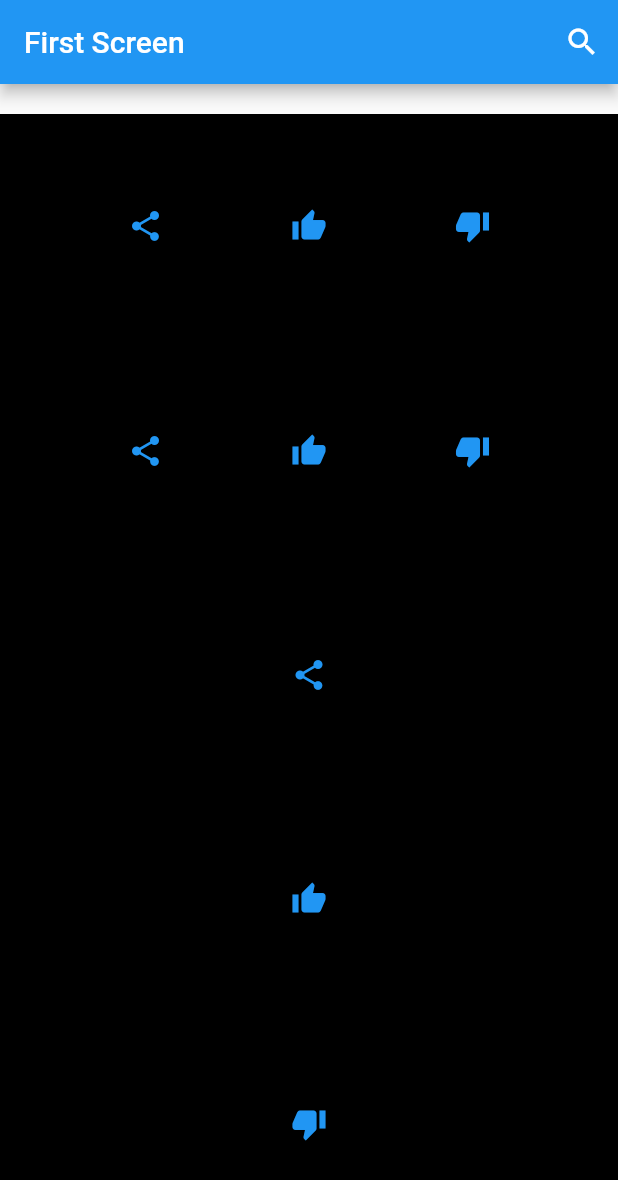
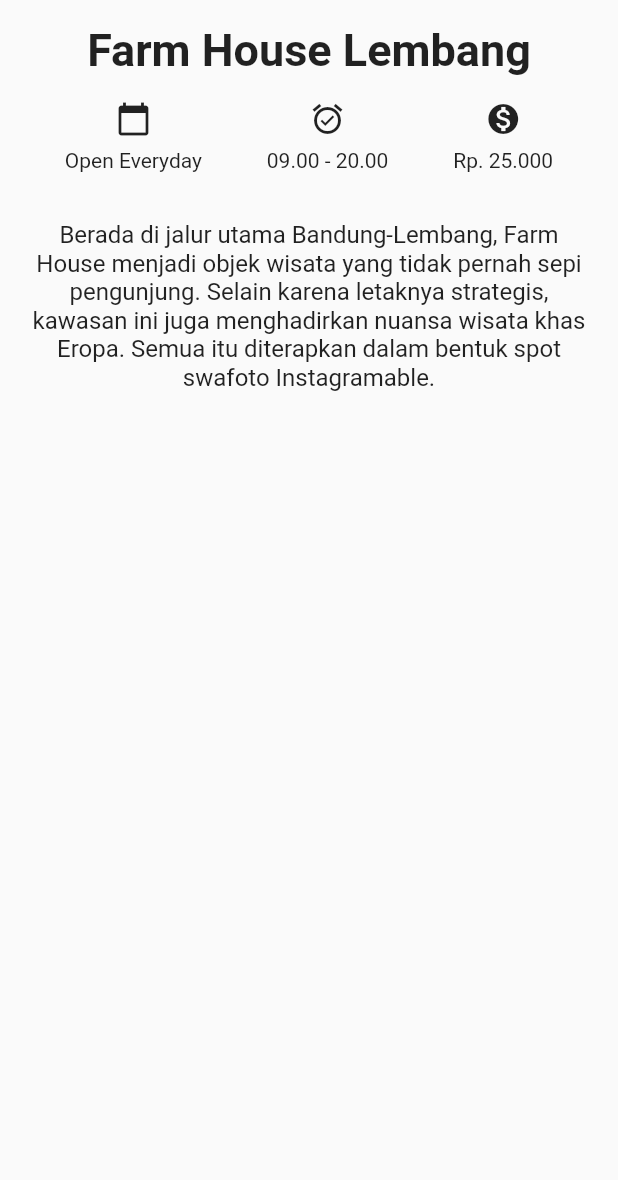
Before and after one commit to Rifqips/BelajarMembuatAplikasiFlutteruntukPemula, a Flutter app: the screen it shows after launch, on a phone screen of 412 x 824 dp. Shown: the top 1180 px of the screen. Run offline on Flutter 3.47's test engine with Material 2 defaults, Android fonts, the phone set to English and light mode, and no system bars.

Commit message:
refactor
ui implemented

```diff
--- a/lib/main.dart
+++ b/lib/main.dart
@@ -8,81 +8,70 @@ class MyApp extends StatelessWidget {
   @override
   Widget build(BuildContext context) {
     return MaterialApp(
-      title: 'Flutter',
+      title: 'Wista Bandung',
       theme: ThemeData(primarySwatch: Colors.blue),
-      home: const MyHomePage(),
+      home: const DetailScreen(),
     );
   }
 }
 
-class MyHomePage extends StatelessWidget {
-  const MyHomePage({Key? key}) : super(key: key);
+class DetailScreen extends StatelessWidget {
+  const DetailScreen({Key? key}) : super(key: key);
 
   @override
   Widget build(BuildContext context) {
     return Scaffold(
-      appBar: AppBar(
-        title: const Text('First Screen'),
-        actions: <Widget>[
-          IconButton(
-            icon: const Icon(Icons.search, color: Colors.white),
-            onPressed: () {},
-          ),
-        ],
-      ),
-      body: Container(
-        color: Colors.black,
-        margin: const EdgeInsets.only(top: 20),
-        child: const Column(
-            mainAxisAlignment: MainAxisAlignment.spaceAround,
-            children: <Widget>[
-              Row(
+      body: SafeArea(
+        child: Column(
+          crossAxisAlignment: CrossAxisAlignment.stretch,
+          children: <Widget>[
+            Container(
+              margin: EdgeInsets.only(top: 16.0),
+              child: const Text(
+                'Farm House Lembang',
+                textAlign: TextAlign.center,
+                style: TextStyle(fontSize: 30, fontWeight: FontWeight.bold),
+              ),
+            ),
+            Container(
+              margin: const EdgeInsets.symmetric(vertical: 16.0),
+              child: const Row(
                 mainAxisAlignment: MainAxisAlignment.spaceEvenly,
                 children: <Widget>[
-                  Icon(
-                    Icons.share,
-                    color: Colors.blue,
+                  Column(
+                    children: <Widget>[
+                      Icon(Icons.calendar_today),
+                      SizedBox(height: 8.0),
+                      Text('Open Everyday'),
+                    ],
                   ),
-                  Icon(
-                    Icons.thumb_up,
-                    color: Colors.blue,
+                  Column(
+                    children: <Widget>[
+                      Icon(Icons.alarm_on),
+                      SizedBox(height: 8.0),
+                      Text('09.00 - 20.00'),
+                    ],
                   ),
-                  Icon(
-                    Icons.thumb_down,
-                    color: Colors.blue,
-                  ),
+                  Column(
+                    children: <Widget>[
+                      Icon(Icons.monetization_on),
+                      SizedBox(height: 8.0),
+                      Text('Rp. 25.000'),
+                    ],
+                  )
                 ],
               ),
-              Row(
-                mainAxisAlignment: MainAxisAlignment.spaceEvenly,
-                children: <Widget>[
-                  Icon(
-                    Icons.share,
-                    color: Colors.blue,
-                  ),
-                  Icon(
-                    Icons.thumb_up,
-                    color: Colors.blue,
-                  ),
-                  Icon(
-                    Icons.thumb_down,
-                    color: Colors.blue,
-                  ),
-                ],
+            ),
+            Container(
+              padding: const EdgeInsets.all(16.0),
+              child: const Text(
+                'Berada di jalur utama Bandung-Lembang, Farm House menjadi objek wisata yang tidak pernah sepi pengunjung. Selain karena letaknya strategis, kawasan ini juga menghadirkan nuansa wisata khas Eropa. Semua itu diterapkan dalam bentuk spot swafoto Instagramable.',
+                textAlign: TextAlign.center,
+                style: TextStyle(fontSize: 16.0),
               ),
-              Icon(
-                Icons.share,
-                color: Colors.blue,
-              ),
-              Icon(
-                Icons.thumb_up,
-                color: Colors.blue,
-              ),
-              Icon(
-                Icons.thumb_down,
-                color: Colors.blue,
-              ),
-            ]),
+            ),
+          ],
+        ),
       ),
     );
   }
```
